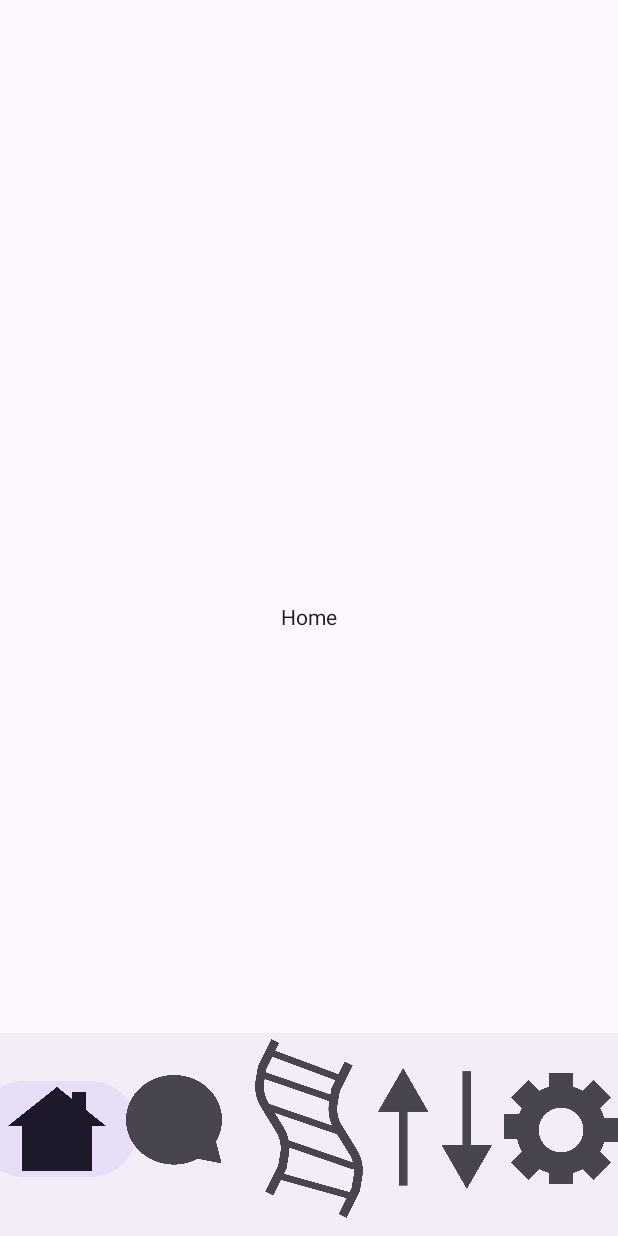
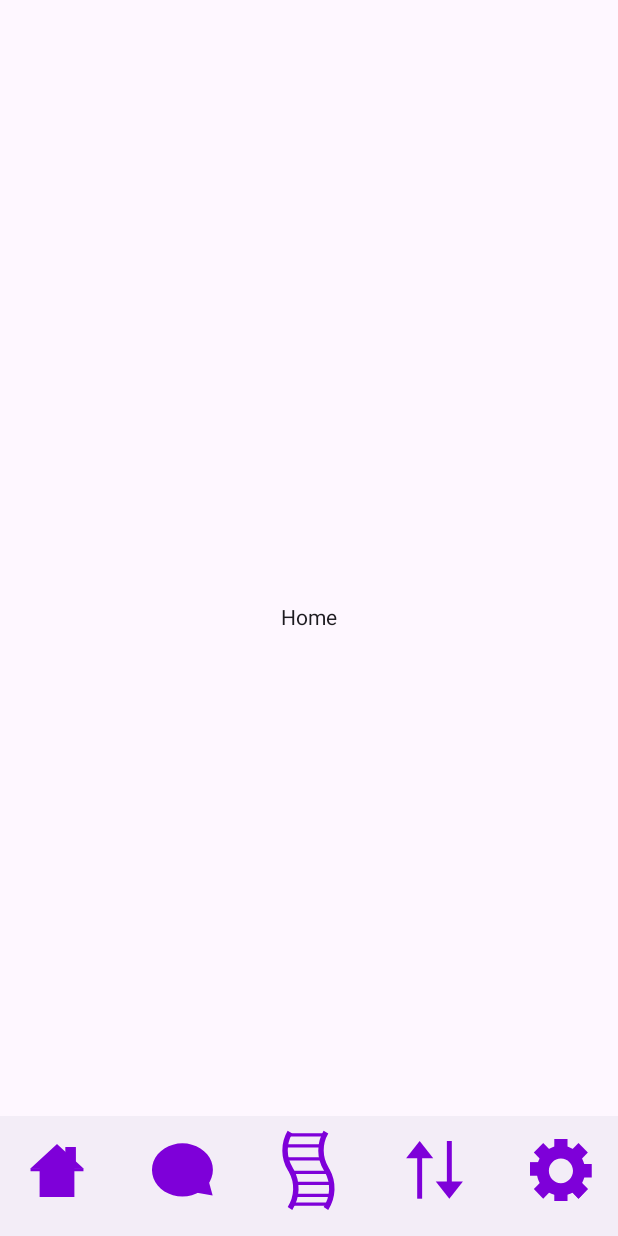
Before and after one commit to m1zetz/Swap, an Android app built with Jetpack Compose: the screen it shows after launch (Navigation), on a phone screen of 412 x 824 dp. Run offline under Robolectric (Android 15) with nearby library versions, the phone set to English and light mode, and no system bars; our stand-ins replace Firebase (no records; nobody signed in at launch, a user with empty details on screens opened directly).

Commit message:
navbar100procgotov

```diff
--- a/app/src/main/java/com/m1zetzDev/swap/mainAppButNav/BottomNavigation.kt
+++ b/app/src/main/java/com/m1zetzDev/swap/mainAppButNav/BottomNavigation.kt
@@ -22,6 +22,7 @@ import androidx.compose.material3.Icon
 import androidx.compose.material3.ModalBottomSheet
 import androidx.compose.material3.NavigationBar
 import androidx.compose.material3.NavigationBarItem
+import androidx.compose.material3.NavigationBarItemColors
 import androidx.compose.material3.Scaffold
 import androidx.compose.material3.Text
 import androidx.compose.runtime.Composable
@@ -35,6 +36,7 @@ import androidx.compose.ui.graphics.Color
 import androidx.compose.ui.res.painterResource
 import androidx.compose.ui.text.font.FontWeight
 import androidx.compose.ui.text.style.TextAlign
+import androidx.compose.ui.util.trace
 import androidx.navigation.NavController
 import com.m1zetzDev.swap.mainAppButNav.MainScreens.Chats
 import com.m1zetzDev.swap.mainAppButNav.MainScreens.Exchanges
@@ -43,6 +45,8 @@ import com.m1zetzDev.swap.mainAppButNav.MainScreens.Ribbon
 import com.m1zetzDev.swap.mainAppButNav.MainScreens.Settings
 
 import com.m1zetzDev.swap.ui.theme.backgroundColorPurple1
+import com.m1zetzDev.swap.ui.theme.forIcons
+import com.m1zetzDev.swap.ui.theme.transparent
 
 
 @Composable
@@ -72,9 +76,18 @@ fun AppBottomNavigation(
 
     Scaffold(modifier = Modifier.fillMaxSize(),
         bottomBar = {
-            NavigationBar {
+            NavigationBar() {
                 listItems.forEachIndexed { index, navItem ->
                     NavigationBarItem(
+                        colors = NavigationBarItemColors(
+                            selectedIconColor = forIcons,
+                            unselectedIconColor = forIcons,
+                            disabledIconColor = forIcons,
+                            selectedTextColor = forIcons,
+                            selectedIndicatorColor = transparent,
+                            unselectedTextColor = forIcons,
+                            disabledTextColor = forIcons
+                        ),
                         selected = selectedIndex == index,
                         onClick = {
                             if (index == 4) {
--- a/app/src/main/java/com/m1zetzDev/swap/ui/theme/Color.kt
+++ b/app/src/main/java/com/m1zetzDev/swap/ui/theme/Color.kt
@@ -17,3 +17,5 @@ val whiteForUi = Color.White
 val grayForUi = Color(0xFFF3F3F3)
 val colorForBorder = Color(0xFFE1E1E1)
 val red = Color.Red
+val forIcons = Color(0xFF7E00D9)
+val transparent = Color.Transparent
--- /dev/null
+++ b/app/src/main/res/drawable/icon_chats.xml
@@ -0,0 +1,7 @@
+<vector xmlns:android="http://schemas.android.com/apk/res/android" android:height="41dp" android:viewportHeight="41" android:viewportWidth="36" android:width="41dp">
+      <group android:translateY="3">
+          <path android:fillColor="#7E00D9" android:pathData="M0,17.432a17.68,17.432 0,1 0,35.359 0a17.68,17.432 0,1 0,-35.359 0z"/>
+
+          <path android:fillColor="#7E00D9" android:pathData="M35.218,34.419L19.526,31.181L31.272,18.05L35.218,34.419Z"/>
+      </group>
+</vector>
--- /dev/null
+++ b/app/src/main/res/drawable/icon_exchanges.xml
@@ -0,0 +1,11 @@
+<vector xmlns:android="http://schemas.android.com/apk/res/android" android:height="38.783783dp" android:viewportHeight="35" android:viewportWidth="37" android:width="41dp">
+
+    <path android:fillColor="#00000000" android:pathData="M9.5,35L9.5,10" android:strokeColor="#7E00D9" android:strokeWidth="3"/>
+
+    <path android:fillColor="#7E00D9" android:pathData="M9.5,0L17.727,10.5H1.273L9.5,0Z"/>
+
+    <path android:fillColor="#00000000" android:pathData="M27.5,0L27.5,25" android:strokeColor="#7E00D9" android:strokeWidth="3"/>
+
+    <path android:fillColor="#7E00D9" android:pathData="M27.5,35L19.273,24.5L35.727,24.5L27.5,35Z"/>
+
+</vector>
--- /dev/null
+++ b/app/src/main/res/drawable/icon_home.xml
@@ -0,0 +1,18 @@
+<vector xmlns:android="http://schemas.android.com/apk/res/android"
+    android:width="41dp"
+    android:height="35dp"
+    android:viewportWidth="41"
+    android:viewportHeight="35">
+  <path
+      android:pathData="M9,13h23v22h-23z"
+      android:fillColor="#7E00D9"/>
+  <path
+      android:pathData="M3,16h35v2h-35z"
+      android:fillColor="#7E00D9"/>
+  <path
+      android:pathData="M20.365,0.125C20.441,0.054 20.559,0.054 20.635,0.125L37.876,15.982C38.01,16.105 37.923,16.329 37.741,16.329H3.259C3.077,16.329 2.99,16.105 3.124,15.982L20.365,0.125Z"
+      android:fillColor="#7E00D9"/>
+  <path
+      android:pathData="M26,2h7v11h-7z"
+      android:fillColor="#7E00D9"/>
+</vector>
--- /dev/null
+++ b/app/src/main/res/drawable/icon_ribbon.xml
@@ -0,0 +1,21 @@
+<vector xmlns:android="http://schemas.android.com/apk/res/android" android:height="54.17857dp" android:viewportHeight="37" android:viewportWidth="28" android:width="41dp">
+
+    <path android:fillColor="#00000000" android:pathData="M5.5,1V1C2.422,6.232 2.477,12.735 5.642,17.915L6,18.5L6.083,18.65C9.109,24.097 8.885,30.769 5.5,36V36" android:strokeColor="#7E00D9" android:strokeWidth="2.5"/>
+
+    <path android:fillColor="#00000000" android:pathData="M22,1V1C18.922,6.232 18.977,12.735 22.142,17.915L22.5,18.5L22.583,18.65C25.609,24.097 25.385,30.769 22,36V36" android:strokeColor="#7E00D9" android:strokeWidth="2.5"/>
+
+    <path android:fillColor="#00000000" android:pathData="M5,2.25L21,2.25" android:strokeColor="#7E00D9" android:strokeWidth="1.5"/>
+
+    <path android:fillColor="#00000000" android:pathData="M3,7.25L20,7.25" android:strokeColor="#7E00D9" android:strokeWidth="1.5"/>
+
+    <path android:fillColor="#00000000" android:pathData="M4,13.25L20,13.25" android:strokeColor="#7E00D9" android:strokeWidth="1.5"/>
+
+    <path android:fillColor="#00000000" android:pathData="M7,19.5L23,19.5" android:strokeColor="#7E00D9" android:strokeLineCap="round" android:strokeWidth="1.5"/>
+
+    <path android:fillColor="#00000000" android:pathData="M8,24.5L24,24.5" android:strokeColor="#7E00D9" android:strokeLineCap="round" android:strokeWidth="1.5"/>
+
+    <path android:fillColor="#00000000" android:pathData="M8,30L24,30" android:strokeColor="#7E00D9" android:strokeLineCap="round" android:strokeWidth="1.5"/>
+
+    <path android:fillColor="#00000000" android:pathData="M7,34L23,34" android:strokeColor="#7E00D9" android:strokeLineCap="round" android:strokeWidth="1.5"/>
+
+</vector>
--- /dev/null
+++ b/app/src/main/res/drawable/icon_settings.xml
@@ -0,0 +1,23 @@
+<vector xmlns:android="http://schemas.android.com/apk/res/android" android:height="41dp" android:viewportHeight="35" android:viewportWidth="35" android:width="41dp">
+
+    <path android:fillColor="#7E00D9" android:pathData="M17.444,3.83C25.007,3.83 31.138,10.142 31.138,17.928C31.138,25.713 25.007,32.024 17.444,32.024C9.88,32.024 3.749,25.713 3.749,17.928C3.749,10.142 9.88,3.83 17.444,3.83ZM17.458,10.96C13.696,10.96 10.647,14.099 10.647,17.972C10.647,21.844 13.696,24.983 17.458,24.983C21.22,24.983 24.27,21.844 24.27,17.972C24.27,14.099 21.22,10.96 17.458,10.96Z"/>
+
+    <path android:fillColor="#7E00D9" android:pathData="M13.709,0h7.47v7.689h-7.47z"/>
+
+    <path android:fillColor="#7E00D9" android:pathData="M13.709,27.311h7.47v7.689h-7.47z"/>
+
+    <path android:fillColor="#7E00D9" android:pathData="M27.389,14.112h7.47v7.689h-7.47z"/>
+
+    <path android:fillColor="#7E00D9" android:pathData="M0,13.051h7.47v7.689h-7.47z"/>
+
+    <path android:fillColor="#7E00D9" android:pathData="M2.175,7.676l5.282,-5.437l5.282,5.437l-5.282,5.437z"/>
+
+    <path android:fillColor="#7E00D9" android:pathData="M22.094,7.676l5.282,-5.437l5.282,5.437l-5.282,5.437z"/>
+
+    <path android:fillColor="#7E00D9" android:pathData="M22.094,28.24l5.282,-5.437l5.282,5.437l-5.282,5.437z"/>
+
+    <path android:fillColor="#7E00D9" android:pathData="M2.175,28.24l5.282,-5.437l5.282,5.437l-5.282,5.437z"/>
+
+    <path android:fillColor="#7E00D9" android:pathData="M22.094,28.24l5.282,-5.437l5.282,5.437l-5.282,5.437z"/>
+
+</vector>
```
Also changed, not shown: app/src/main/res/drawable/icon_chats.png (deleted), app/src/main/res/drawable/icon_exchanges.png (deleted), app/src/main/res/drawable/icon_home.png (deleted), app/src/main/res/drawable/icon_ribbon.png (deleted), app/src/main/res/drawable/icon_settings.png (deleted).
